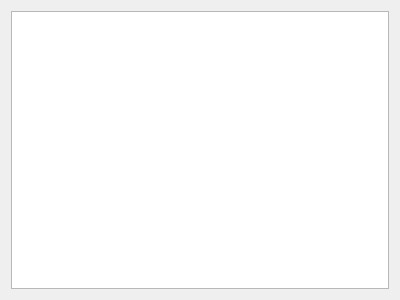
Above: ProjectWidget.ui from westerhofffl/vcard-editor before the change. Below: the same form after it.
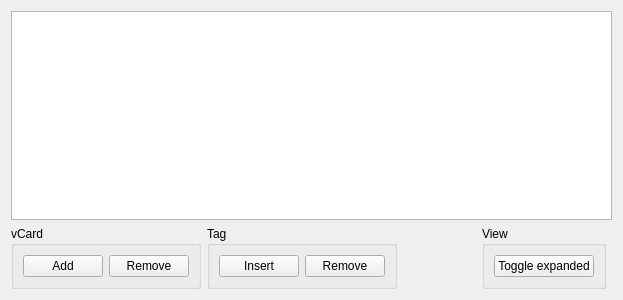
That is the form after the change.

```diff
--- a/ProjectWidget.ui
+++ b/ProjectWidget.ui
@@ -6,7 +6,7 @@
    <rect>
     <x>0</x>
     <y>0</y>
-    <width>400</width>
+    <width>623</width>
     <height>300</height>
    </rect>
   </property>
@@ -14,9 +14,87 @@
    <string>Form</string>
   </property>
   <layout class="QGridLayout" name="gridLayout">
-   <item row="0" column="0">
+   <item row="0" column="0" colspan="5">
     <widget class="QTreeView" name="treeView"/>
    </item>
+   <item row="1" column="0">
+    <widget class="QGroupBox" name="groupBox">
+     <property name="title">
+      <string>vCard</string>
+     </property>
+     <layout class="QHBoxLayout" name="horizontalLayout">
+      <item>
+       <widget class="QPushButton" name="addVCardButton">
+        <property name="text">
+         <string>Add</string>
+        </property>
+       </widget>
+      </item>
+      <item>
+       <widget class="QPushButton" name="removeVCardButton">
+        <property name="text">
+         <string>Remove</string>
+        </property>
+       </widget>
+      </item>
+     </layout>
+    </widget>
+   </item>
+   <item row="1" column="1">
+    <widget class="QGroupBox" name="groupBox_2">
+     <property name="title">
+      <string>Tag</string>
+     </property>
+     <layout class="QHBoxLayout" name="horizontalLayout_2">
+      <item>
+       <widget class="QPushButton" name="insertTagButton">
+        <property name="text">
+         <string>Insert</string>
+        </property>
+       </widget>
+      </item>
+      <item>
+       <widget class="QPushButton" name="removeTagButton">
+        <property name="text">
+         <string>Remove</string>
+        </property>
+       </widget>
+      </item>
+     </layout>
+    </widget>
+   </item>
+   <item row="1" column="2">
+    <spacer name="horizontalSpacer_2">
+     <property name="orientation">
+      <enum>Qt::Horizontal</enum>
+     </property>
+     <property name="sizeHint" stdset="0">
+      <size>
+       <width>40</width>
+       <height>20</height>
+      </size>
+     </property>
+    </spacer>
+   </item>
+   <item row="1" column="3">
+    <widget class="QGroupBox" name="groupBox_3">
+     <property name="title">
+      <string>View</string>
+     </property>
+     <property name="flat">
+      <bool>false</bool>
+     </property>
+     <layout class="QHBoxLayout" name="horizontalLayout_3">
+      <item>
+       <widget class="QPushButton" name="expandButton">
+        <property name="text">
+         <string>Toggle expanded</string>
+        </property>
+       </widget>
+      </item>
+     </layout>
+    </widget>
+   </item>
   </layout>
  </widget>
  <resources/>
```
